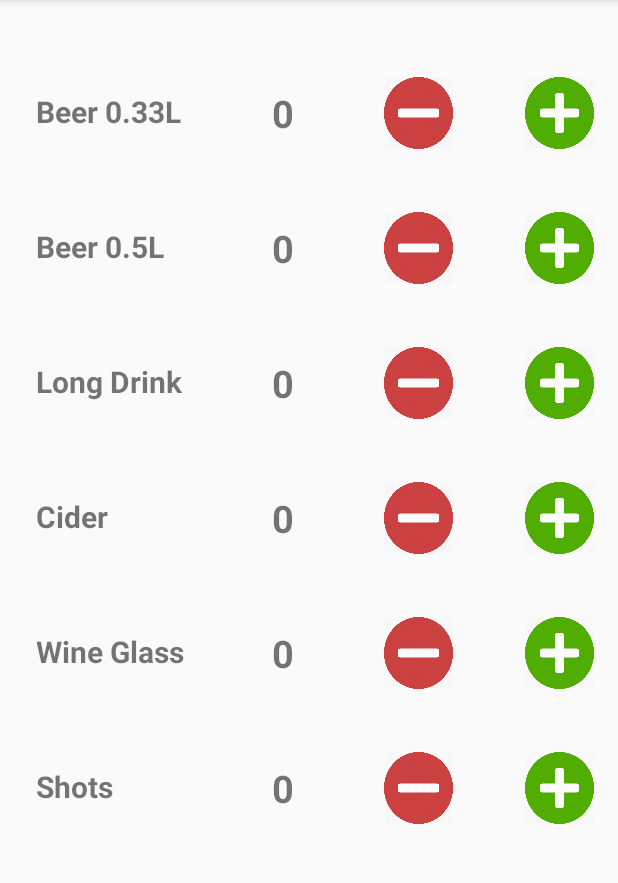
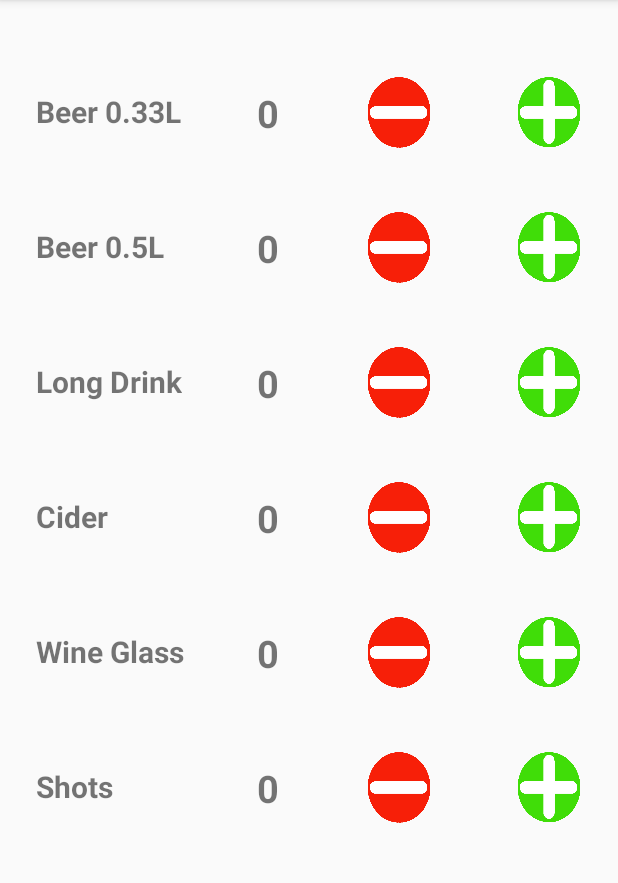
Before and after one commit to AhoiJ/BrewCounter, an Android app: the TotalMode screen opened directly, with no data from a screen before it, on a phone screen of 412 x 824 dp, the part 84-967 px from its top. Run offline under Robolectric (Android 15) with nearby library versions, the phone set to English and light mode, and no system bars.

Commit message:
New UI element for add and subtract buttons, and edited all drink UI´s

```diff
--- a/app/src/main/res/layout/activity_total_mode.xml
+++ b/app/src/main/res/layout/activity_total_mode.xml
@@ -31,30 +31,30 @@
                 android:layout_height="wrap_content"
                 android:id="@+id/tvSbAmount"
                 android:layout_marginBottom="8dp" app:layout_constraintBottom_toBottomOf="parent"
-                android:layout_marginEnd="60dp"
-                app:layout_constraintEnd_toStartOf="@+id/iBtnSubtractSb" android:layout_marginRight="60dp"
+                android:layout_marginEnd="50dp"
+                app:layout_constraintEnd_toStartOf="@+id/iBtnSubtractSb" android:layout_marginRight="50dp"
                 android:layout_marginTop="8dp" app:layout_constraintTop_toTopOf="parent"/>
         <ImageButton
                 android:background="@android:color/transparent"
                 android:adjustViewBounds="true"
                 android:scaleType="fitXY"
                 android:gravity="center"
-                android:layout_width="46dp"
-                android:layout_height="48dp"
+                android:layout_width="60dp"
+                android:layout_height="50dp"
                 android:id="@+id/iBtnSubtractSb" android:layout_marginTop="8dp"
                 tools:src="@drawable/button_subtract_icon"
                 app:layout_constraintTop_toTopOf="parent"
                 android:layout_marginBottom="8dp"
                 app:layout_constraintBottom_toBottomOf="parent" android:src="@drawable/button_subtract_icon"
-                android:layout_marginEnd="48dp" app:layout_constraintEnd_toStartOf="@+id/iBtnAddSb"
-                android:layout_marginRight="48dp"/>
+                android:layout_marginEnd="40dp" app:layout_constraintEnd_toStartOf="@+id/iBtnAddSb"
+                android:layout_marginRight="40dp"/>
         <ImageButton
                 android:background="@android:color/transparent"
                 android:adjustViewBounds="true"
                 android:scaleType="fitXY"
                 android:gravity="center"
-                android:layout_width="46dp"
-                android:layout_height="48dp"
+                android:layout_width="60dp"
+                android:layout_height="50dp"
                 android:id="@+id/iBtnAddSb"
                 tools:src="@drawable/button_plus_icon"
                 android:layout_marginBottom="8dp"
@@ -89,30 +89,30 @@
                 android:layout_height="wrap_content"
                 android:id="@+id/tvLbAmount"
                 android:layout_marginBottom="8dp" app:layout_constraintBottom_toBottomOf="parent"
-                android:layout_marginEnd="60dp"
-                app:layout_constraintEnd_toStartOf="@+id/iBtnSubtractLb" android:layout_marginRight="60dp"
+                android:layout_marginEnd="50dp"
+                app:layout_constraintEnd_toStartOf="@+id/iBtnSubtractLb" android:layout_marginRight="50dp"
                 android:layout_marginTop="8dp" app:layout_constraintTop_toTopOf="parent"/>
         <ImageButton
                 android:background="@android:color/transparent"
                 android:adjustViewBounds="true"
                 android:scaleType="fitXY"
                 android:gravity="center"
-                android:layout_width="46dp"
-                android:layout_height="48dp"
+                android:layout_width="60dp"
+                android:layout_height="50dp"
                 android:id="@+id/iBtnSubtractLb" android:layout_marginTop="8dp"
                 tools:src="@drawable/button_subtract_icon"
                 app:layout_constraintTop_toTopOf="parent"
                 android:layout_marginBottom="8dp"
                 app:layout_constraintBottom_toBottomOf="parent" android:src="@drawable/button_subtract_icon"
-                android:layout_marginEnd="48dp" app:layout_constraintEnd_toStartOf="@+id/iBtnAddLb"
-                android:layout_marginRight="48dp"/>
+                android:layout_marginEnd="40dp" app:layout_constraintEnd_toStartOf="@+id/iBtnAddLb"
+                android:layout_marginRight="40dp"/>
         <ImageButton
                 android:background="@android:color/transparent"
                 android:adjustViewBounds="true"
                 android:scaleType="fitXY"
                 android:gravity="center"
-                android:layout_width="46dp"
-                android:layout_height="48dp"
+                android:layout_width="60dp"
+                android:layout_height="50dp"
                 android:id="@+id/iBtnAddLb"
                 tools:src="@drawable/button_plus_icon"
                 android:layout_marginBottom="8dp"
@@ -148,30 +148,30 @@
                 android:layout_height="wrap_content"
                 android:id="@+id/tvLdAmount"
                 android:layout_marginBottom="8dp" app:layout_constraintBottom_toBottomOf="parent"
-                android:layout_marginEnd="60dp"
-                app:layout_constraintEnd_toStartOf="@+id/iBtnSubtractLd" android:layout_marginRight="60dp"
+                android:layout_marginEnd="50dp"
+                app:layout_constraintEnd_toStartOf="@+id/iBtnSubtractLd" android:layout_marginRight="50dp"
                 android:layout_marginTop="8dp" app:layout_constraintTop_toTopOf="parent"/>
         <ImageButton
                 android:background="@android:color/transparent"
                 android:adjustViewBounds="true"
                 android:scaleType="fitXY"
                 android:gravity="center"
-                android:layout_width="46dp"
-                android:layout_height="48dp"
+                android:layout_width="60dp"
+                android:layout_height="50dp"
                 android:id="@+id/iBtnSubtractLd" android:layout_marginTop="8dp"
                 tools:src="@drawable/button_subtract_icon"
                 app:layout_constraintTop_toTopOf="parent"
                 android:layout_marginBottom="8dp"
                 app:layout_constraintBottom_toBottomOf="parent" android:src="@drawable/button_subtract_icon"
-                android:layout_marginEnd="48dp" app:layout_constraintEnd_toStartOf="@+id/iBtnAddLd"
-                android:layout_marginRight="48dp"/>
+                android:layout_marginEnd="40dp" app:layout_constraintEnd_toStartOf="@+id/iBtnAddLd"
+                android:layout_marginRight="40dp"/>
         <ImageButton
                 android:background="@android:color/transparent"
                 android:adjustViewBounds="true"
                 android:scaleType="fitXY"
                 android:gravity="center"
-                android:layout_width="46dp"
-                android:layout_height="48dp"
+                android:layout_width="60dp"
+                android:layout_height="50dp"
                 android:id="@+id/iBtnAddLd"
                 tools:src="@drawable/button_plus_icon"
                 android:layout_marginBottom="8dp"
@@ -207,30 +207,30 @@
                 android:layout_height="wrap_content"
                 android:id="@+id/tvCiderAmount"
                 android:layout_marginBottom="8dp" app:layout_constraintBottom_toBottomOf="parent"
-                android:layout_marginEnd="60dp"
-                app:layout_constraintEnd_toStartOf="@+id/iBtnSubtractCider" android:layout_marginRight="60dp"
+                android:layout_marginEnd="50dp"
+                app:layout_constraintEnd_toStartOf="@+id/iBtnSubtractCider" android:layout_marginRight="50dp"
                 android:layout_marginTop="8dp" app:layout_constraintTop_toTopOf="parent"/>
         <ImageButton
                 android:background="@android:color/transparent"
                 android:adjustViewBounds="true"
                 android:scaleType="fitXY"
                 android:gravity="center"
-                android:layout_width="46dp"
-                android:layout_height="48dp"
+                android:layout_width="60dp"
+                android:layout_height="50dp"
                 android:id="@+id/iBtnSubtractCider" android:layout_marginTop="8dp"
                 tools:src="@drawable/button_subtract_icon"
                 app:layout_constraintTop_toTopOf="parent"
                 android:layout_marginBottom="8dp"
                 app:layout_constraintBottom_toBottomOf="parent" android:src="@drawable/button_subtract_icon"
-                android:layout_marginEnd="48dp" app:layout_constraintEnd_toStartOf="@+id/iBtnAddCider"
-                android:layout_marginRight="48dp"/>
+                android:layout_marginEnd="40dp" app:layout_constraintEnd_toStartOf="@+id/iBtnAddCider"
+                android:layout_marginRight="40dp"/>
         <ImageButton
                 android:background="@android:color/transparent"
                 android:adjustViewBounds="true"
                 android:scaleType="fitXY"
                 android:gravity="center"
-                android:layout_width="46dp"
-                android:layout_height="48dp"
+                android:layout_width="60dp"
+                android:layout_height="50dp"
                 android:id="@+id/iBtnAddCider"
                 tools:src="@drawable/button_plus_icon"
                 android:layout_marginBottom="8dp"
@@ -268,30 +268,30 @@
                 android:layout_height="wrap_content"
                 android:id="@+id/tvWgAmount"
                 android:layout_marginBottom="8dp" app:layout_constraintBottom_toBottomOf="parent"
-                android:layout_marginEnd="60dp"
-                app:layout_constraintEnd_toStartOf="@+id/iBtnSubtractWG" android:layout_marginRight="60dp"
+                android:layout_marginEnd="50dp"
+                app:layout_constraintEnd_toStartOf="@+id/iBtnSubtractWG" android:layout_marginRight="50dp"
                 android:layout_marginTop="8dp" app:layout_constraintTop_toTopOf="parent"/>
         <ImageButton
                 android:background="@android:color/transparent"
                 android:adjustViewBounds="true"
                 android:scaleType="fitXY"
                 android:gravity="center"
-                android:layout_width="46dp"
-                android:layout_height="48dp"
+                android:layout_width="60dp"
+                android:layout_height="50dp"
                 android:id="@+id/iBtnSubtractWG" android:layout_marginTop="8dp"
                 tools:src="@drawable/button_subtract_icon"
                 app:layout_constraintTop_toTopOf="parent"
                 android:layout_marginBottom="8dp"
                 app:layout_constraintBottom_toBottomOf="parent" android:src="@drawable/button_subtract_icon"
-                android:layout_marginEnd="48dp" app:layout_constraintEnd_toStartOf="@+id/iBtnAddWG"
-                android:layout_marginRight="48dp"/>
+                android:layout_marginEnd="40dp" app:layout_constraintEnd_toStartOf="@+id/iBtnAddWG"
+                android:layout_marginRight="40dp"/>
         <ImageButton
                 android:background="@android:color/transparent"
                 android:adjustViewBounds="true"
                 android:scaleType="fitXY"
                 android:gravity="center"
-                android:layout_width="46dp"
-                android:layout_height="48dp"
+                android:layout_width="60dp"
+                android:layout_height="50dp"
                 android:id="@+id/iBtnAddWG"
                 tools:src="@drawable/button_plus_icon"
                 android:layout_marginBottom="8dp"
@@ -327,30 +327,30 @@
                 android:layout_height="wrap_content"
                 android:id="@+id/tvShotAmount"
                 android:layout_marginBottom="8dp" app:layout_constraintBottom_toBottomOf="parent"
-                android:layout_marginEnd="60dp"
-                app:layout_constraintEnd_toStartOf="@+id/iBtnSubtractShot" android:layout_marginRight="60dp"
+                android:layout_marginEnd="50dp"
+                app:layout_constraintEnd_toStartOf="@+id/iBtnSubtractShot" android:layout_marginRight="50dp"
                 android:layout_marginTop="8dp" app:layout_constraintTop_toTopOf="parent"/>
         <ImageButton
                 android:background="@android:color/transparent"
                 android:adjustViewBounds="true"
                 android:scaleType="fitXY"
                 android:gravity="center"
-                android:layout_width="46dp"
-                android:layout_height="48dp"
+                android:layout_width="60dp"
+                android:layout_height="50dp"
                 android:id="@+id/iBtnSubtractShot" android:layout_marginTop="8dp"
                 tools:src="@drawable/button_subtract_icon"
                 app:layout_constraintTop_toTopOf="parent"
                 android:layout_marginBottom="8dp"
                 app:layout_constraintBottom_toBottomOf="parent" android:src="@drawable/button_subtract_icon"
-                android:layout_marginEnd="48dp" app:layout_constraintEnd_toStartOf="@+id/iBtnAddShot"
-                android:layout_marginRight="48dp"/>
+                android:layout_marginEnd="40dp" app:layout_constraintEnd_toStartOf="@+id/iBtnAddShot"
+                android:layout_marginRight="40dp"/>
         <ImageButton
                 android:background="@android:color/transparent"
                 android:adjustViewBounds="true"
                 android:scaleType="fitXY"
                 android:gravity="center"
-                android:layout_width="46dp"
-                android:layout_height="48dp"
+                android:layout_width="60dp"
+                android:layout_height="50dp"
                 android:id="@+id/iBtnAddShot"
                 tools:src="@drawable/button_plus_icon"
                 android:layout_marginBottom="8dp"
```
Also changed, not shown: app/src/main/res/layout/activity_session_mode.xml (+52 -52 lines), app/src/main/res/drawable/button_plus_icon.png, app/src/main/res/drawable/button_subtract_icon.png.
